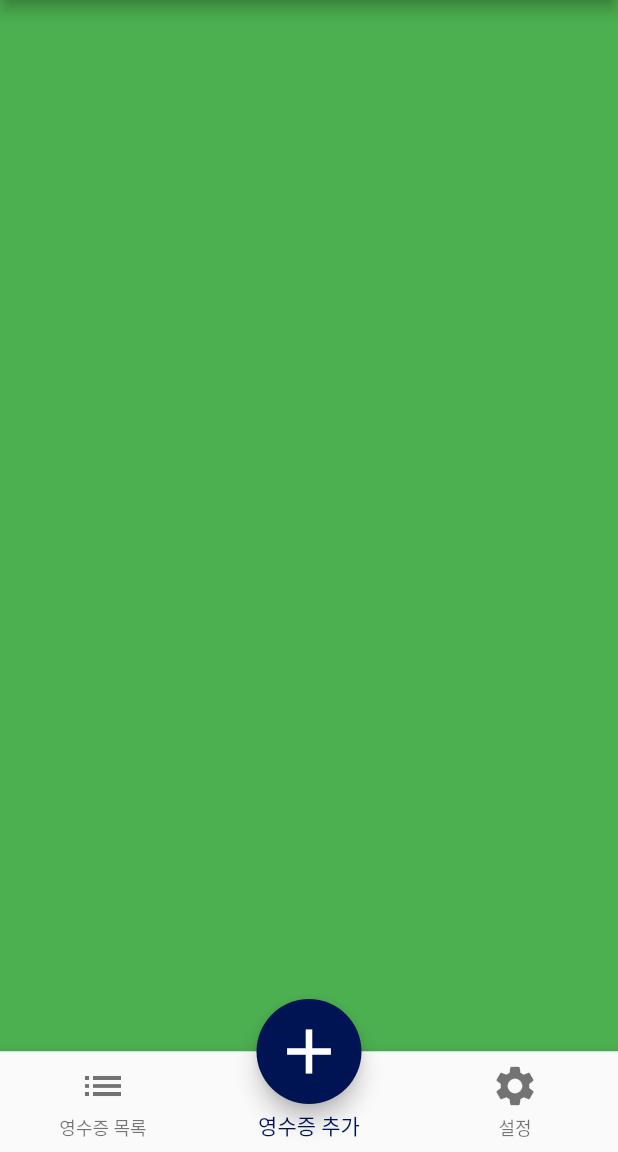
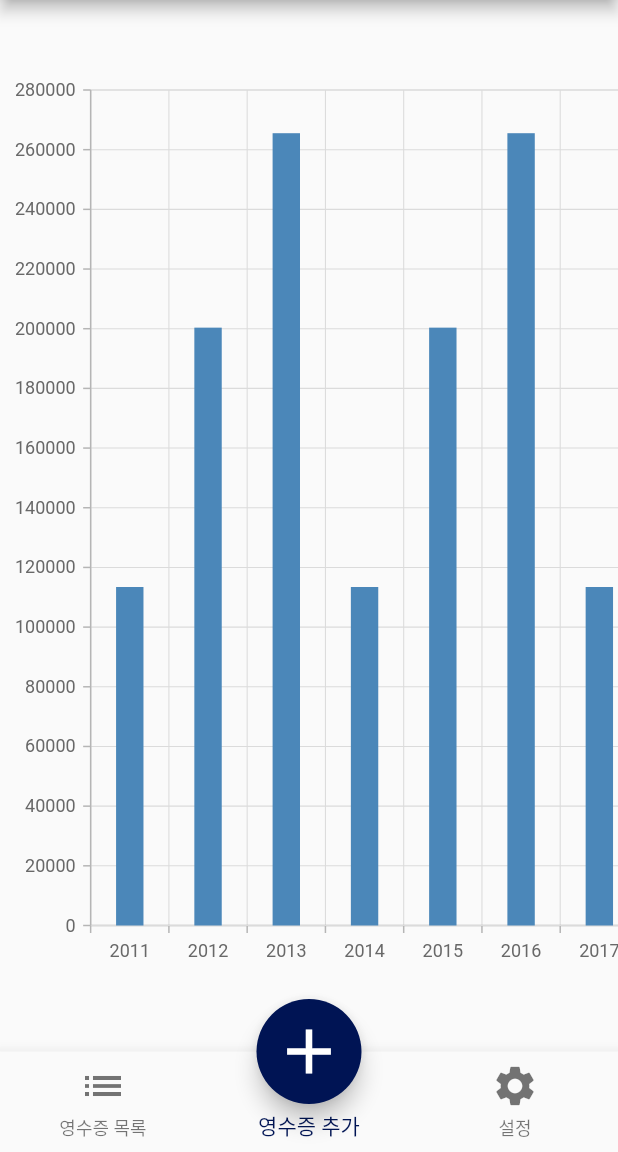
Before and after one commit to Receipt-Information-Parser/Frontend, a Flutter app: the AnalysisChart2Screen screen opened directly, on a phone screen of 412 x 824 dp, the part 84-1236 px from its top. Run offline on Flutter 3.47's test engine with Material 2 defaults, Android fonts, the phone set to English and light mode, and no system bars; our stand-ins replace image_picker, permission_handler, syncfusion_flutter_charts, syncfusion_flutter_datagrid; missing offline and left inert: dart:ffi, document_scanner_flutter, flutter_downloader, kakao_flutter_sdk_user; accounts and stored records are empty.

Commit message:
feat[analysis_screen]:기록분석차트-2 차트 출력 구현 완료

```diff
--- a/lib/screens/Analysis/AnalysisChart2.dart
+++ b/lib/screens/Analysis/AnalysisChart2.dart
@@ -1,6 +1,8 @@
 import 'package:flutter/cupertino.dart';
 import 'package:flutter/material.dart';
+import 'package:intl/intl.dart';
 import 'package:provider/provider.dart';
+import 'package:syncfusion_flutter_charts/charts.dart';
 
 import '../../constants.dart';
 import '../../http/dto.dart';
@@ -25,6 +27,17 @@ class _AnalysisChart2ScreenState extends State<AnalysisChart2Screen> {
   final scaffoldState = GlobalKey<ScaffoldState>();
   bool bottomSheetToggle = false;
 
+  List<ByPeriod> data = [
+    ByPeriod(date: DateTime.parse('2011-01-01'), amount: 113440, analysisId: 2),
+    ByPeriod(date: DateTime.parse("2012-01-01"), amount: 200360, analysisId: 2),
+    ByPeriod(date: DateTime.parse("2013-01-01"), amount: 265520, analysisId: 2),
+    ByPeriod(date: DateTime.parse("2014-01-01"), amount: 113440, analysisId: 2),
+    ByPeriod(date: DateTime.parse("2015-01-01"), amount: 200360, analysisId: 2),
+    ByPeriod(date: DateTime.parse("2016-01-01"), amount: 265520, analysisId: 2),
+    ByPeriod(date: DateTime.parse("2017-01-01"), amount: 113440, analysisId: 2),
+    ByPeriod(date: DateTime.parse("2018-01-01"), amount: 200360, analysisId: 2),
+    ByPeriod(date: DateTime.parse("2019-01-01"), amount: 265520, analysisId: 2),
+  ];
   @override
   Widget build(BuildContext context) {
     PersistentBottomSheetController? _controller;
@@ -49,7 +62,28 @@ class _AnalysisChart2ScreenState extends State<AnalysisChart2Screen> {
           },
         ),
       ),
-      body: Container(color: Colors.green,),
+      body: SingleChildScrollView(
+        scrollDirection: Axis.horizontal,
+        child: Container(
+          margin: const EdgeInsets.symmetric(vertical: 50),
+          width: data.length * 60.0,  // or another size
+          child: SfCartesianChart(
+            // Initialize category axis
+            primaryXAxis: CategoryAxis(
+              interval: 1,
+            ),
+            series: <ChartSeries>[
+              ColumnSeries<ByPeriod, String>(
+                dataSource: data,
+                xValueMapper: (ByPeriod byPeriod, _) =>
+                    DateFormat('yyyy').format(byPeriod.date),
+                yValueMapper: (ByPeriod byPeriod, _) => byPeriod.amount,
+                spacing: 0.5, // bar 간격설정
+              )
+            ],
+          ),
+        ),
+      ),
       floatingActionButton: Container(
           height: 70,
           width: 70,//Floating action button on Scaffold
--- a/lib/screens/Analysis/DataAnalysis.dart
+++ b/lib/screens/Analysis/DataAnalysis.dart
@@ -25,20 +25,43 @@ import 'Functions/ConsumeOfitem.dart';
 
 /// //////////////////////////////////////////////////////////////////////////
 /// Dummy APIs ///////////////////////////////////////////////////////////////
+
+class ByPeriod {
+  ByPeriod({
+    required this.date,
+    required this.amount,
+    required this.analysisId,
+  });
+
+  final DateTime date;
+  final int amount;
+  final int analysisId;
+
+  factory ByPeriod.fromJson(Map<String, dynamic> json) {
+    return ByPeriod(
+      date: json['date'],
+      amount: json['amount'],
+      analysisId: json['analysisId'],
+    );
+  }
+}
+
 Future<String?> getByName(String name) async {
   // Call API and get data by name
   // return data as String or any other format you want
 }
 
-Future<String?> getByYear() async {
+Future<List<ByPeriod>?> getByYear() async {
   // Call API and get data by year
   // return data as String or any other format you want
 }
 
-Future<String?> getByMonth() async {
+Future<List<ByPeriod>?> getByMonth() async {
   // Call API and get data by month
   // return data as String or any other format you want
 }
+
+
 /// Dummy APIs ///////////////////////////////////////////////////////////////
 /// //////////////////////////////////////////////////////////////////////////
 
--- a/lib/screens/initial_screen/initial_screen.dart
+++ b/lib/screens/initial_screen/initial_screen.dart
@@ -7,13 +7,14 @@ import 'package:rip_front/screens/signup/signup2.dart';
 import 'package:rip_front/screens/signup/signup3.dart';
 
 import '../../http/dto.dart';
+import '../Analysis/DataAnalysis.dart';
 import '../myinfo/my_info_screen.dart';
 import '../signup/signup1.dart';
 import '../Login/login_screen.dart';
 
 class InitialScreen extends StatelessWidget {
   const InitialScreen({super.key});
-
+  final token = 'eyJ0eXAiOiJKV1QiLCJhbGciOiJIUzUxMiJ9.eyJ1aWQiOjEsInN1YiI6InJlY2VpcHRtYXRlSnd0IiwiYXRoIjpudWxsLCJlbWwiOiJ0ZXN0QGdtYWlsLmNvbSIsImV4cCI6MTY4NTg2NDg2MCwiaWF0IjoxNjg1ODYzMDYwfQ.VKlXC8unlzFn5yiHMHLaVpzb_T_1TCoUObbGumxYc9Fm-Fy8jCDfEW31LJy2-9zFTlYix4mPAkRXhmQPiNsafA';
   @override
   Widget build(BuildContext context) {
     TokenResponse tokenResponse = Provider.of<TokenResponse>(context);
@@ -76,8 +77,8 @@ class InitialScreen extends StatelessWidget {
                   child: KakaoLoginButton(
                     onPressed: () {
                       // TODO: 카카오 로그인 처리를 구현
-                      // Navigator.of(context).pushReplacement(MaterialPageRoute(
-                      //     builder: ((context) => DataAnalysisScreen(token: tokenResponse.accessToken))));
+                      Navigator.of(context).pushReplacement(MaterialPageRoute(
+                          builder: ((context) => HomeScreen(token: tokenResponse.accessToken))));
                     },
                   ),
                 ),
@@ -94,7 +95,9 @@ class InitialScreen extends StatelessWidget {
                     ),
                     onPressed: () {
                       Navigator.of(context).pushReplacement(MaterialPageRoute(
-                          builder: ((context) => LoginScreen())));
+                          builder: ((context) => DataAnalysisScreen(token: token))));
+                      // Navigator.of(context).pushReplacement(MaterialPageRoute(
+                      //     builder: ((context) => LoginScreen())));
                     },
                     child: const Text('로그인'),
                   ),
--- a/pubspec.yaml
+++ b/pubspec.yaml
@@ -45,6 +45,7 @@ dependencies:
   path: ^1.8.2
   document_scanner_flutter: ^0.2.3
   syncfusion_flutter_datagrid: ^21.2.6
+  syncfusion_flutter_charts: ^21.2.4
 
 dev_dependencies:
   flutter_test:
```
Also changed, not shown: pubspec.lock.
